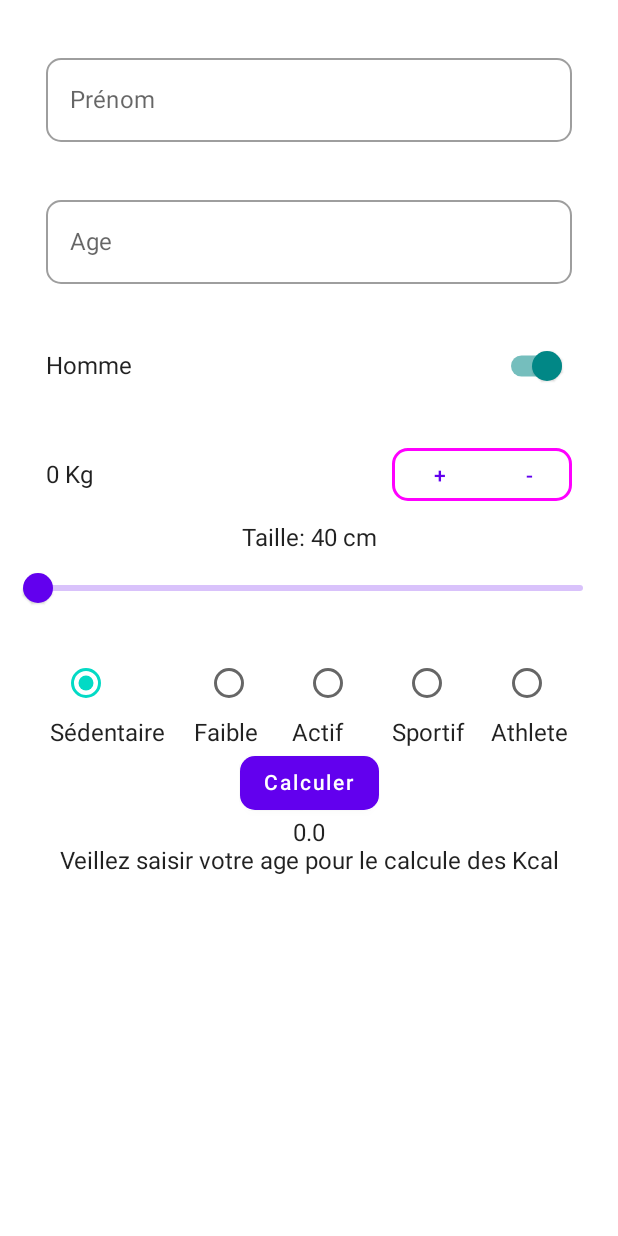
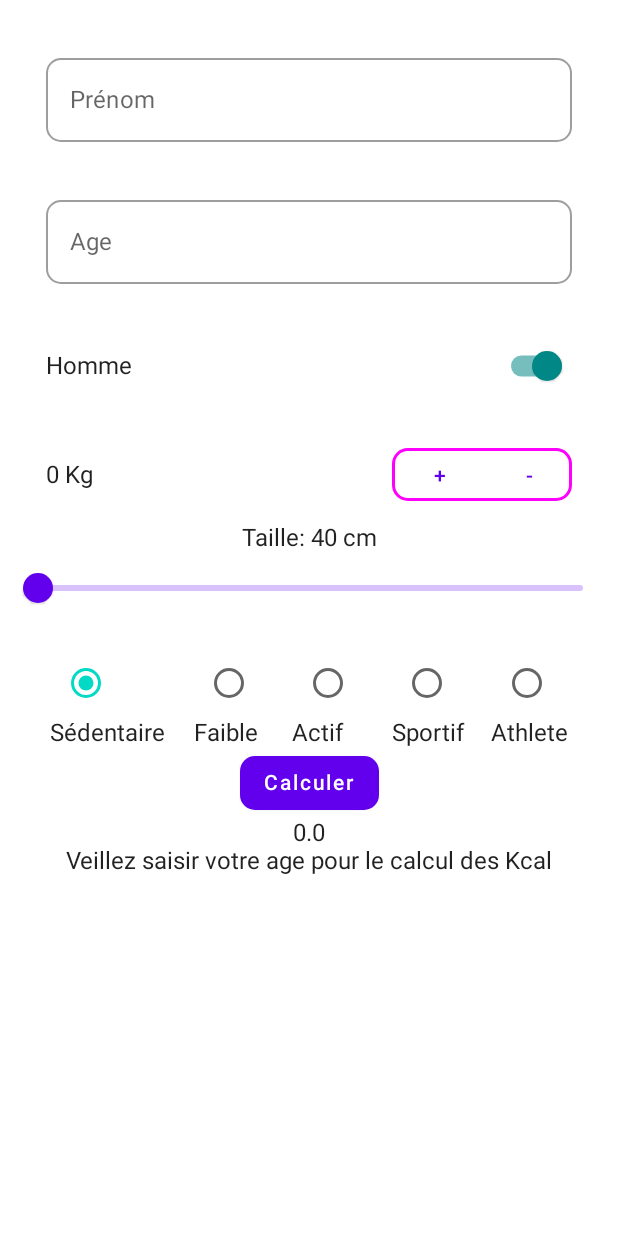
Before and after one commit to Florentin-Cambou/ImcCalculator, an Android app built with Jetpack Compose: the screen it shows after launch (MainActivity), on a phone screen of 412 x 824 dp. Run offline under Robolectric (Android 15) with nearby library versions, the phone set to English and light mode, and no system bars.

Commit message:
correction txt

```diff
--- a/app/src/main/java/com/wiapp/imccalculator/MainActivity.kt
+++ b/app/src/main/java/com/wiapp/imccalculator/MainActivity.kt
@@ -246,7 +246,7 @@ fun calculateKcal(
         return resultCalculKcal
     }
 
-    return "Veillez saisir votre age pour le calcule des Kcal"
+    return "Veillez saisir votre age pour le calcul des Kcal"
 }
 
 
```
